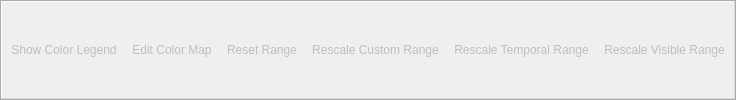
Kitware/ParaView, file Qt/ApplicationComponents/Resources/UI/pqColorToolbar.ui: the form before one commit.
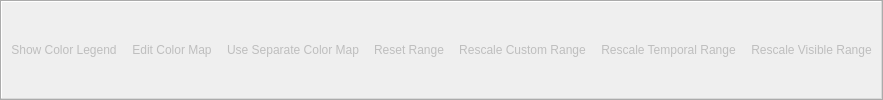
The form after the commit. Icons and pictures are not drawn.

Commit message:
Adding a Separate Color Map button and fonctionnality
This add the possibility of having a separate color map
instead of sharing them by name across all representations.
This is control by a new button in the Color Toolbat and Widget
This add tests and updates other tests
This also update and corrects but in python tracing
This feature support pvsm state saving/loading
This feature support python tracing/replaying
This feature support python state saving/loading

Fix 17648
Fix 17649

Diff of the .ui file:
```diff
--- a/Qt/ApplicationComponents/Resources/UI/pqColorToolbar.ui
+++ b/Qt/ApplicationComponents/Resources/UI/pqColorToolbar.ui
@@ -48,6 +48,20 @@
      <string>Edit Color Map</string>
     </property>
    </action>
+   <action name="actionUseSeparateColorMap" >
+    <property name="enabled" >
+     <bool>false</bool>
+    </property>
+    <property name="icon" >
+     <iconset resource="../../../Components/Resources/pqComponents.qrc" >:/pqWidgets/Icons/pqSeparateColorMap24.png</iconset>
+    </property>
+    <property name="text" >
+     <string>Use Separate Color Map</string>
+    </property>
+    <property name="statusTip" >
+     <string>Use Separate Color Map</string>
+    </property>
+   </action>
    <action name="actionResetRange" >
     <property name="enabled" >
      <bool>false</bool>
@@ -119,6 +133,7 @@
    </action>
    <addaction name="actionScalarBarVisibility" />
    <addaction name="actionEditColorMap" />
+   <addaction name="actionUseSeparateColorMap" />
    <addaction name="actionResetRange" />
    <addaction name="actionRescaleCustomRange" />
    <addaction name="actionRescaleTemporalRange" />
```
The commit also changes 27 other files.
